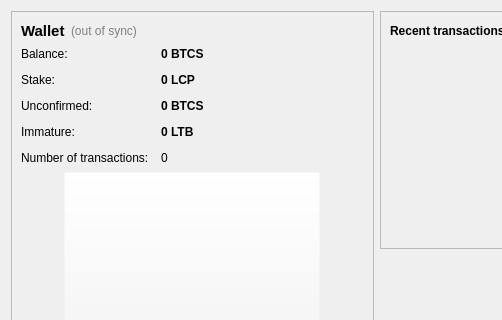
The window that src/qt/forms/overviewpage.ui (Bitcoin-sCrypt/Bitcoin-sCrypt) describes before a commit, drawn with Qt 5; both pictures show x 0 to 502 and y 0 to 320 of the 754 by 450 pixel window.
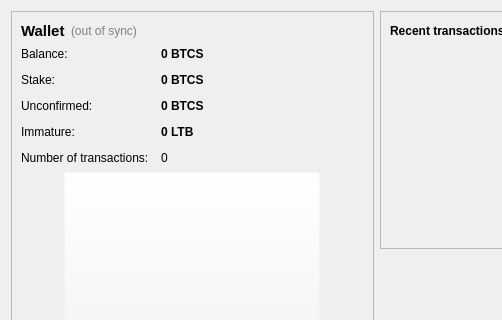
The same window after the commit. Icons and pictures are not drawn.

What changed in the file:
```diff
--- a/src/qt/forms/overviewpage.ui
+++ b/src/qt/forms/overviewpage.ui
@@ -139,7 +139,7 @@
              <string>Total of coins that was staked, and do not yet count toward the current balance</string>
             </property>
             <property name="text">
-             <string notr="true">0 LCP</string>
+             <string notr="true">0 BTCS</string>
             </property>
             <property name="textInteractionFlags">
              <set>Qt::LinksAccessibleByMouse|Qt::TextSelectableByKeyboard|Qt::TextSelectableByMouse</set>
```
